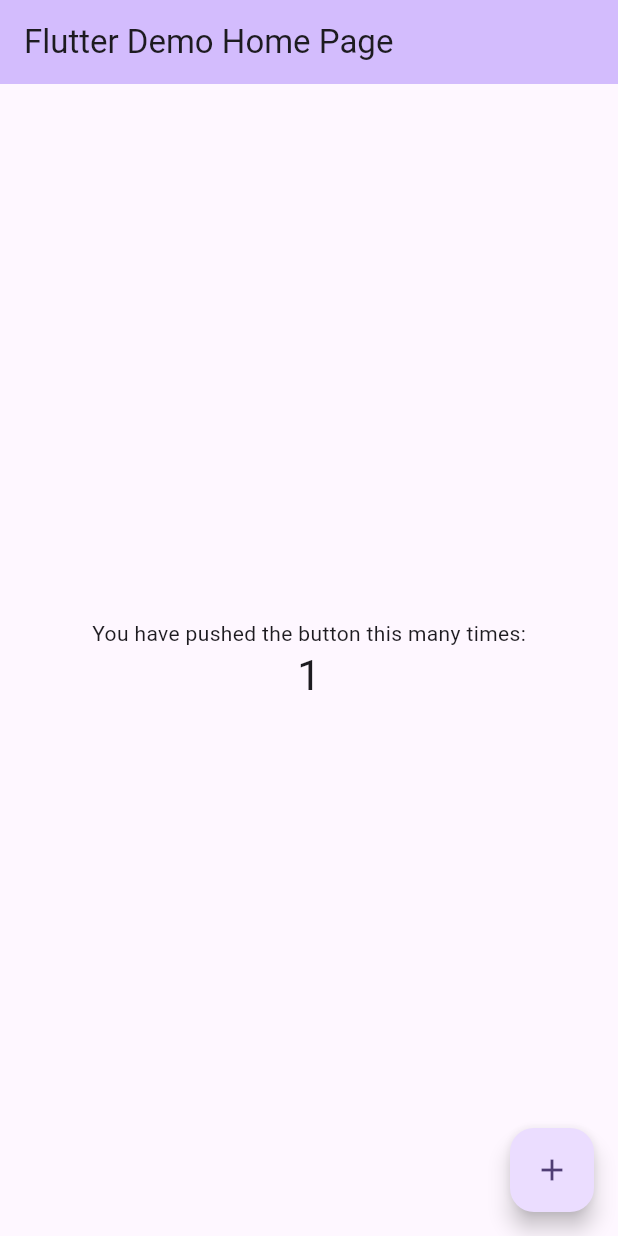
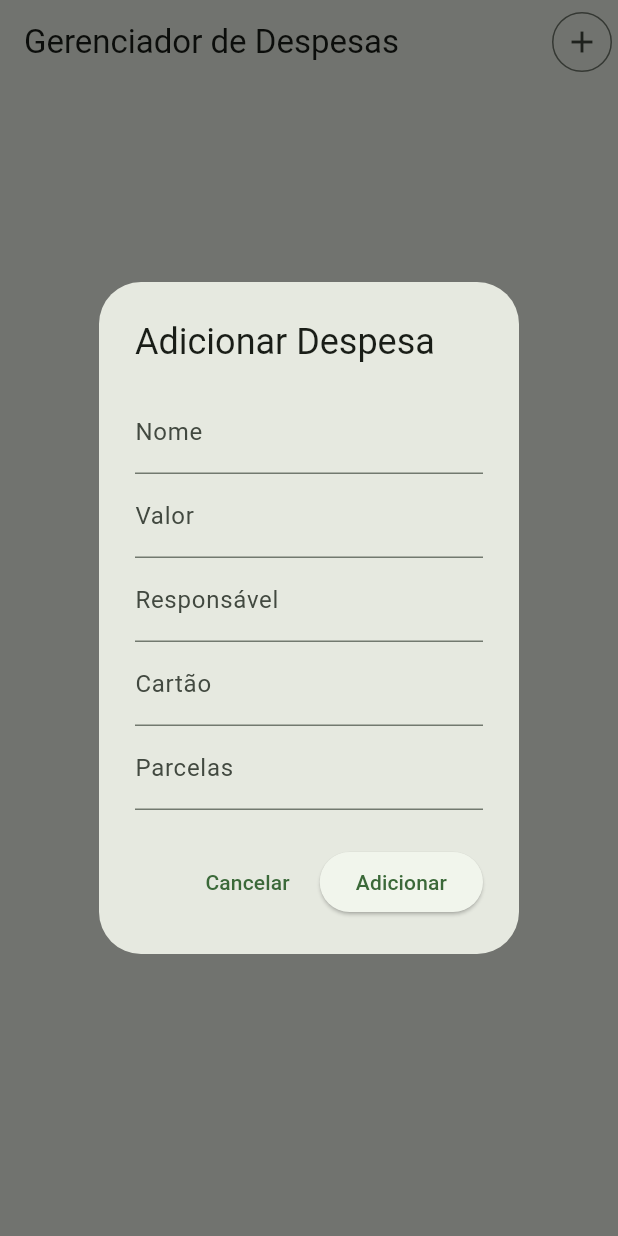
Before and after one commit to jums079/gerenciador-de-despesas, a Flutter app: the screen it shows after launch, after a tap on the "add" icon, on a phone screen of 412 x 824 dp. Run offline on Flutter 3.47's test engine with Material 3 defaults, Android fonts, the phone set to English and light mode, and no system bars; our stand-ins replace get.

Commit message:
Botão adicionar despesa e listagem de despesa

```diff
--- /dev/null
+++ b/lib/controller/home_page/home_page_controller.dart
@@ -0,0 +1,43 @@
+import 'package:flutter/cupertino.dart';
+import 'package:gerenciador_de_despesas/model/expense/expense_model.dart';
+import 'package:get/get.dart';
+
+class HomePageController extends GetxController {
+  TextEditingController nameController = TextEditingController();
+  TextEditingController valueController = TextEditingController();
+  TextEditingController responsibleController = TextEditingController();
+  TextEditingController cardController = TextEditingController();
+  TextEditingController parcelController = TextEditingController();
+
+  final RxList<Expense> expenses = <Expense>[].obs;
+
+  @override
+  void onClose() {
+    nameController.dispose();
+    valueController.dispose();
+    responsibleController.dispose();
+    cardController.dispose();
+    parcelController.dispose();
+    super.onClose();
+  }
+
+  void addExpense() {
+    final name = nameController.text.trim();
+    final responsible = responsibleController.text.trim();
+    final card = cardController.text.trim();
+
+    final valueText = valueController.text.trim().replaceAll(',', '.');
+    final value = double.tryParse(valueText);
+
+    final parcelsText = parcelController.text.trim();
+    final parcels = int.tryParse(parcelsText) ?? 1;
+
+    if (name.isEmpty || value == null || value <= 0) {
+      return;
+    }
+
+    expenses.add(
+      Expense(name, value, responsible, card, parcels < 1 ? 1 : parcels),
+    );
+  }
+}
--- a/lib/main.dart
+++ b/lib/main.dart
@@ -1,4 +1,6 @@
 import 'package:flutter/material.dart';
+import 'package:gerenciador_de_despesas/view/home_page/home_page.dart';
+import 'package:get/get.dart';
 
 void main() {
   runApp(const MyApp());
@@ -7,116 +9,16 @@ void main() {
 class MyApp extends StatelessWidget {
   const MyApp({super.key});
 
-  // This widget is the root of your application.
   @override
   Widget build(BuildContext context) {
-    return MaterialApp(
-      title: 'Flutter Demo',
+    return GetMaterialApp(
+      debugShowCheckedModeBanner: false,
       theme: ThemeData(
-        // This is the theme of your application.
-        //
-        // TRY THIS: Try running your application with "flutter run". You'll see
-        // the application has a purple toolbar. Then, without quitting the app,
-        // try changing the seedColor in the colorScheme below to Colors.green
-        // and then invoke "hot reload" (save your changes or press the "hot
-        // reload" button in a Flutter-supported IDE, or press "r" if you used
-        // the command line to start the app).
-        //
-        // Notice that the counter didn't reset back to zero; the application
-        // state is not lost during the reload. To reset the state, use hot
-        // restart instead.
-        //
-        // This works for code too, not just values: Most code changes can be
-        // tested with just a hot reload.
-        colorScheme: ColorScheme.fromSeed(seedColor: Colors.deepPurple),
+        colorScheme: ColorScheme.fromSeed(seedColor: Colors.green),
+
+        // TESTE GIT
       ),
-      home: const MyHomePage(title: 'Flutter Demo Home Page'),
+      home: HomePage(),
     );
   }
 }
-
-class MyHomePage extends StatefulWidget {
-  const MyHomePage({super.key, required this.title});
-
-  // This widget is the home page of your application. It is stateful, meaning
-  // that it has a State object (defined below) that contains fields that affect
-  // how it looks.
-
-  // This class is the configuration for the state. It holds the values (in this
-  // case the title) provided by the parent (in this case the App widget) and
-  // used by the build method of the State. Fields in a Widget subclass are
-  // always marked "final".
-
-  final String title;
-
-  @override
-  State<MyHomePage> createState() => _MyHomePageState();
-}
-
-class _MyHomePageState extends State<MyHomePage> {
-  int _counter = 0;
-
-  void _incrementCounter() {
-    setState(() {
-      // This call to setState tells the Flutter framework that something has
-      // changed in this State, which causes it to rerun the build method below
-      // so that the display can reflect the updated values. If we changed
-      // _counter without calling setState(), then the build method would not be
-      // called again, and so nothing would appear to happen.
-      _counter++;
-    });
-  }
-
-  @override
-  Widget build(BuildContext context) {
-    // This method is rerun every time setState is called, for instance as done
-    // by the _incrementCounter method above.
-    //
-    // The Flutter framework has been optimized to make rerunning build methods
-    // fast, so that you can just rebuild anything that needs updating rather
-    // than having to individually change instances of widgets.
-    return Scaffold(
-      appBar: AppBar(
-        // TRY THIS: Try changing the color here to a specific color (to
-        // Colors.amber, perhaps?) and trigger a hot reload to see the AppBar
-        // change color while the other colors stay the same.
-        backgroundColor: Theme.of(context).colorScheme.inversePrimary,
-        // Here we take the value from the MyHomePage object that was created by
-        // the App.build method, and use it to set our appbar title.
-        title: Text(widget.title),
-      ),
-      body: Center(
-        // Center is a layout widget. It takes a single child and positions it
-        // in the middle of the parent.
-        child: Column(
-          // Column is also a layout widget. It takes a list of children and
-          // arranges them vertically. By default, it sizes itself to fit its
-          // children horizontally, and tries to be as tall as its parent.
-          //
-          // Column has various properties to control how it sizes itself and
-          // how it positions its children. Here we use mainAxisAlignment to
-          // center the children vertically; the main axis here is the vertical
-          // axis because Columns are vertical (the cross axis would be
-          // horizontal).
-          //
-          // TRY THIS: Invoke "debug painting" (choose the "Toggle Debug Paint"
-          // action in the IDE, or press "p" in the console), to see the
-          // wireframe for each widget.
-          mainAxisAlignment: MainAxisAlignment.center,
-          children: <Widget>[
-            const Text('You have pushed the button this many times:'),
-            Text(
-              '$_counter',
-              style: Theme.of(context).textTheme.headlineMedium,
-            ),
-          ],
-        ),
-      ),
-      floatingActionButton: FloatingActionButton(
-        onPressed: _incrementCounter,
-        tooltip: 'Increment',
-        child: const Icon(Icons.add),
-      ), // This trailing comma makes auto-formatting nicer for build methods.
-    );
-  }
-}
--- /dev/null
+++ b/lib/model/expense/expense_model.dart
@@ -0,0 +1,9 @@
+class Expense {
+  final String name;
+  final double value;
+  final String responsible;
+  final String card;
+  final int parcels;
+
+  Expense(this.name, this.value, this.responsible, this.card, this.parcels);
+}
--- /dev/null
+++ b/lib/view/home_page/home_page.dart
@@ -0,0 +1,52 @@
+import 'package:gerenciador_de_despesas/view/home_page/shared/dialogs/dialog_add_expense.dart';
+import 'package:get/get.dart';
+import 'package:flutter/material.dart';
+import '../../controller/home_page/home_page_controller.dart';
+
+class HomePage extends StatelessWidget {
+  HomePage({super.key});
+
+  final controller = Get.put(HomePageController());
+
+  @override
+  Widget build(BuildContext context) {
+    return Scaffold(
+      appBar: AppBar(
+        title: const Text('Gerenciador de Despesas'),
+        actions: [
+          IconButton.outlined(
+            onPressed: () {
+              showDialog(
+                context: context,
+                builder: (context) => DialogAddExpense(),
+              );
+            },
+            icon: Icon(Icons.add),
+          ),
+        ],
+      ),
+
+      body: Obx(() {
+        if (controller.expenses.isEmpty) {
+          return const Center(child: Text('Nenhuma despesa adicionada'));
+        }
+        return ListView.builder(
+          itemCount: controller.expenses.length,
+          itemBuilder: (context, index) {
+            final expense = controller.expenses[index];
+            return ListTile(
+              title: Text(expense.name),
+              subtitle: Text(
+                'R\$ ${expense.value.toStringAsFixed(2)} - ${expense.responsible} - ${expense.card} - ${expense.parcels}x',
+              ),
+              onTap: () {
+                // ação ao clicar (opcional)
+                debugPrint('Clicou: $expense');
+              },
+            );
+          },
+        );
+      }),
+    );
+  }
+}
--- /dev/null
+++ b/lib/view/home_page/shared/dialogs/dialog_add_expense.dart
@@ -0,0 +1,76 @@
+import 'package:flutter/material.dart';
+import 'package:gerenciador_de_despesas/controller/home_page/home_page_controller.dart';
+import 'package:get/get.dart';
+
+class DialogAddExpense extends StatelessWidget {
+  DialogAddExpense({super.key});
+
+  final controller = Get.find<HomePageController>();
+
+  @override
+  Widget build(BuildContext context) {
+    final controller = Get.find<HomePageController>();
+    return AlertDialog(
+      title: const Text('Adicionar Despesa'),
+      content: SingleChildScrollView(
+        child: Column(
+          mainAxisSize: MainAxisSize.min,
+          children: [
+            TextField(
+              decoration: const InputDecoration(
+                labelText: 'Nome',
+                hintText: 'Burger King',
+              ),
+              controller: controller.nameController,
+            ),
+            TextField(
+              decoration: const InputDecoration(
+                labelText: 'Valor',
+                hintText: 'R\$ 0,00',
+              ),
+              keyboardType: TextInputType.number,
+              controller: controller.valueController,
+            ),
+            TextField(
+              decoration: const InputDecoration(
+                labelText: 'Responsável',
+                hintText: 'João',
+              ),
+              controller: controller.responsibleController,
+            ),
+            TextField(
+              decoration: const InputDecoration(
+                labelText: 'Cartão',
+                hintText: 'Inter',
+              ),
+              controller: controller.cardController,
+            ),
+            TextField(
+              decoration: const InputDecoration(
+                labelText: 'Parcelas',
+                hintText: '3',
+              ),
+              keyboardType: TextInputType.number,
+              controller: controller.parcelController,
+            ),
+          ],
+        ),
+      ),
+      actions: [
+        TextButton(
+          onPressed: () {
+            Navigator.of(context).pop();
+          },
+          child: const Text('Cancelar'),
+        ),
+        ElevatedButton(
+          onPressed: () {
+            controller.addExpense();
+            Navigator.of(context).pop();
+          },
+          child: const Text('Adicionar'),
+        ),
+      ],
+    );
+  }
+}
--- a/pubspec.yaml
+++ b/pubspec.yaml
@@ -1,5 +1,5 @@
-name: gerenciador_despesas
-description: "Gerencie suas despesas em apenas alguns cliques."
+name: gerenciador_de_despesas
+description: "Gerencie suas despesas em alguns cliques"
 # The following line prevents the package from being accidentally published to
 # pub.dev using `flutter pub publish`. This is preferred for private packages.
 publish_to: 'none' # Remove this line if you wish to publish to pub.dev
@@ -34,6 +34,7 @@ dependencies:
   # The following adds the Cupertino Icons font to your application.
   # Use with the CupertinoIcons class for iOS style icons.
   cupertino_icons: ^1.0.8
+  get: ^4.7.3
 
 dev_dependencies:
   flutter_test:
```
Also changed, not shown: pubspec.lock, 10 other files.
